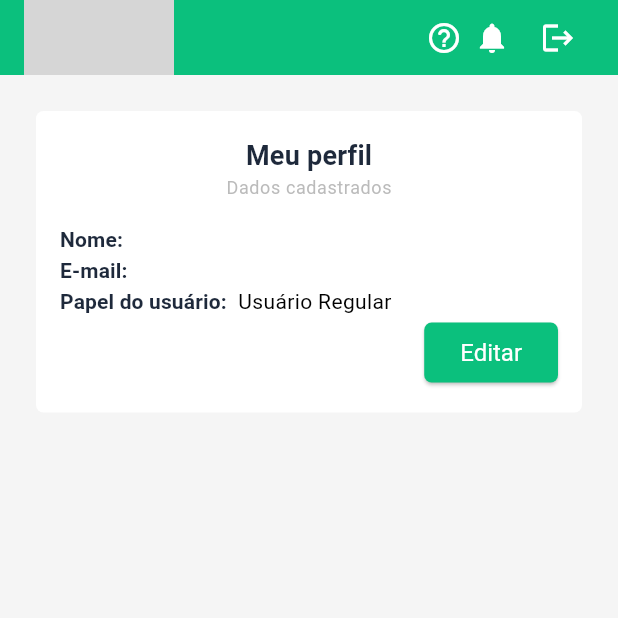
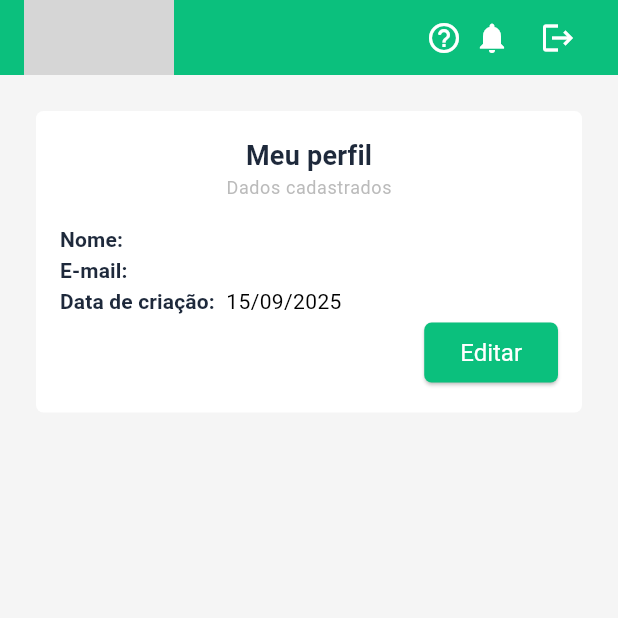
Before and after one commit to RubenMFranca/conectar_project, a Flutter app: the CommonUserHomeScreen screen opened by its route, on a phone screen of 412 x 824 dp, the top half of it. Run offline on Flutter 3.47's test engine with Material 3 defaults, Android fonts, the phone set to English and light mode, and no system bars; our stand-ins replace dio, flutter_secure_storage, get, go_router, mask_text_input_formatter; accounts and stored records are empty; grey boxes are pictures that could not be loaded.

Commit message:
feat: add creation date to user information

```diff
--- a/lib/view/screens/user_common/common_user_home_screen.dart
+++ b/lib/view/screens/user_common/common_user_home_screen.dart
@@ -2,6 +2,7 @@ import 'package:conectar_project/controllers/common_user_home_controller.dart';
 import 'package:conectar_project/view/widgets/header_component.dart';
 import 'package:flutter/material.dart';
 import 'package:get/get.dart';
+import 'package:intl/intl.dart';
 
 class CommonUserHomeScreen extends StatelessWidget {
   const CommonUserHomeScreen({super.key});
@@ -51,6 +52,23 @@ class CommonUserHomeScreen extends StatelessWidget {
                                 );
                               }
                               return Obx(() {
+                                if (clientHomeController.isLoading.value ||
+                                    clientHomeController.selectedClient.value ==
+                                        null) {
+                                  return Center(
+                                    child: CircularProgressIndicator(),
+                                  );
+                                }
+
+                                final client =
+                                    clientHomeController.selectedClient.value!;
+                                final formattedDate = DateFormat('dd/MM/yyyy')
+                                    .format(
+                                      DateTime.parse(
+                                        client.createdAt.toString(),
+                                      ),
+                                    );
+
                                 return Column(
                                   crossAxisAlignment: CrossAxisAlignment.start,
                                   children: [
@@ -61,12 +79,7 @@ class CommonUserHomeScreen extends StatelessWidget {
                                           style: theme.textTheme.titleSmall,
                                         ),
                                         SizedBox(width: 4),
-                                        Text(
-                                          clientHomeController
-                                              .selectedClient
-                                              .value!
-                                              .name,
-                                        ),
+                                        Text(client.name),
                                       ],
                                     ),
                                     Row(
@@ -76,30 +89,17 @@ class CommonUserHomeScreen extends StatelessWidget {
                                           style: theme.textTheme.titleSmall,
                                         ),
                                         SizedBox(width: 4),
-                                        Text(
-                                          clientHomeController
-                                              .selectedClient
-                                              .value!
-                                              .email,
-                                        ),
+                                        Text(client.email),
                                       ],
                                     ),
                                     Row(
                                       children: [
                                         Text(
-                                          'Papel do usuário: ',
+                                          'Data de criação: ',
                                           style: theme.textTheme.titleSmall,
                                         ),
                                         SizedBox(width: 4),
-                                        Text(
-                                          clientHomeController
-                                                      .selectedClient
-                                                      .value!
-                                                      .role ==
-                                                  'admin'
-                                              ? 'Administrador'
-                                              : 'Usuário Regular',
-                                        ),
+                                        Text(formattedDate),
                                       ],
                                     ),
                                   ],
--- a/pubspec.yaml
+++ b/pubspec.yaml
@@ -39,6 +39,7 @@ dependencies:
   flutter_secure_storage: ^9.2.4
   dio: ^5.9.0
   mask_text_input_formatter: ^2.3.0
+  intl: ^0.18.1
 
 dev_dependencies:
   flutter_test:
```
Also changed, not shown: lib/view/screens/user_admin/tabs/my_user/my_user.dart (+16 -12 lines), pubspec.lock.
